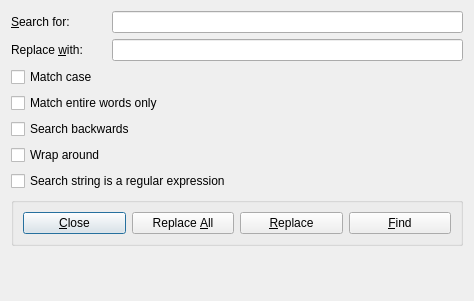
First picture: the form in src/gui/find_dialog.ui, repository snim2/pybijector, before the edit.
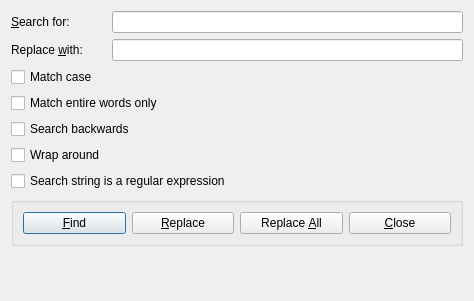
Second picture: the form after the edit.

Commit message: Implemented search and replace.

Patch:
```diff
--- a/src/gui/find_dialog.ui
+++ b/src/gui/find_dialog.ui
@@ -82,33 +82,33 @@
      </property>
      <layout class="QHBoxLayout" name="horizontalLayout">
       <item>
-       <widget class="QPushButton" name="pushButton_4">
-        <property name="text">
-         <string>&amp;Close</string>
-        </property>
-       </widget>
-      </item>
-      <item>
-       <widget class="QPushButton" name="pushButton_3">
-        <property name="text">
-         <string>Replace &amp;All</string>
-        </property>
-       </widget>
-      </item>
-      <item>
-       <widget class="QPushButton" name="pushButton_2">
-        <property name="text">
-         <string>&amp;Replace</string>
-        </property>
-       </widget>
-      </item>
-      <item>
-       <widget class="QPushButton" name="pushButton">
+       <widget class="QPushButton" name="findButton">
         <property name="text">
          <string>&amp;Find</string>
         </property>
        </widget>
       </item>
+      <item>
+       <widget class="QPushButton" name="replaceButton">
+        <property name="text">
+         <string>&amp;Replace</string>
+        </property>
+       </widget>
+      </item>
+      <item>
+       <widget class="QPushButton" name="replaceAllButton">
+        <property name="text">
+         <string>Replace &amp;All</string>
+        </property>
+       </widget>
+      </item>
+      <item>
+       <widget class="QPushButton" name="closeButton">
+        <property name="text">
+         <string>&amp;Close</string>
+        </property>
+       </widget>
+      </item>
      </layout>
     </widget>
    </item>
```
Left out of the diff: 45 changed lines with no effect on the pictures. The commit also changes 3 other files.
